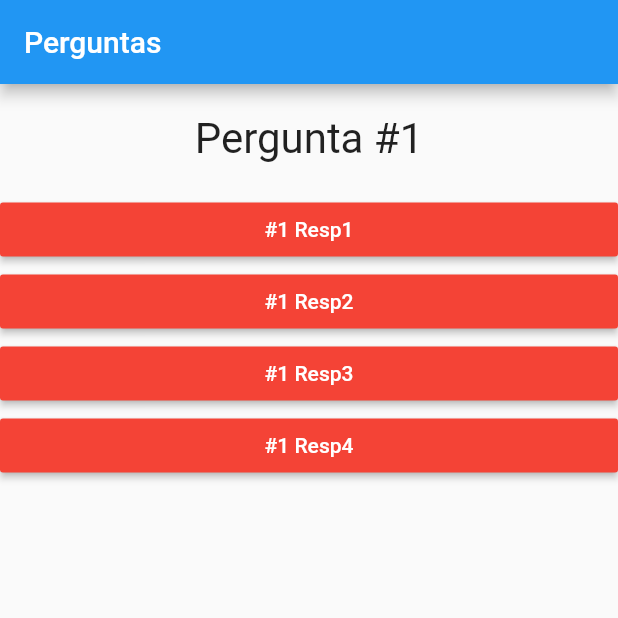
After one commit to matheusgveras/flutter-app-perguntas, a Flutter app: the screen it shows after launch, on a phone screen of 412 x 824 dp, the top half of it. The commit adds this screen. Run offline on Flutter 3.47's test engine with Material 2 defaults, Android fonts, the phone set to English and light mode, and no system bars.

Commit message:
Reiniciando Questionario

```diff
--- a/lib/main.dart
+++ b/lib/main.dart
@@ -1,39 +1,68 @@
 import 'package:flutter/cupertino.dart';
 import 'package:flutter/material.dart';
 import 'package:flutter/widgets.dart';
-import './questao.dart';
-import './resposta.dart';
+
+import './resultado.dart';
+import './questionario.dart';
+
 main() {
   runApp(new PerguntaApp());
 }
 
 class _PerguntaAppState extends State<PerguntaApp> {
   var _perguntaSelecionada = 0;
+  var _porntuacaoTotal = 0;
   final _perguntas = const [
     {
       'texto': 'Pergunta #1',
-       'resposta': ['#1 Resp1','#1 Resp2','#1 Resp3','#1 Resp4']
+      'resposta': [
+        {'texto': '#1 Resp1', 'pontuacao': 10},
+        {'texto': '#1 Resp2', 'pontuacao': 2},
+        {'texto': '#1 Resp3', 'pontuacao': 3},
+        {'texto': '#1 Resp4', 'pontuacao': 1},
+      ]
     },
     {
       'texto': 'Pergunta #2',
-       'resposta': ['#2 Resp1','#2 Resp2','#1 Resp2','#2 Resp4']
-     },
+      'resposta': [
+        {'texto':'#2 Resp1','pontuacao':3},
+        {'texto':'#2 Resp2','pontuacao':10},
+        {'texto':'#2 Resp3','pontuacao':4},
+        {'texto':'#2 Resp4','pontuacao':8},
+      ]},
     {
       'texto': 'Pergunta #3',
-       'resposta': ['#3 Resp1','#3 Resp2','#3 Resp3','#3 Resp4']
-     },
+      'resposta': [
+        {'texto':'#3 Resp2','pontuacao':4},
+        {'texto':'#3 Resp1','pontuacao':5},
+        {'texto':'#3 Resp3','pontuacao':10},
+        {'texto':'#3 Resp4','pontuacao':2},
+      ]},
     {
       'texto': 'Pergunta #4',
-       'resposta': ['#4 Resp1','#4 Resp2','#4 Resp3','#4 Resp4']
+      'resposta': [
+        {'texto': '#4 Resp1','pontuacao':1},
+        {'texto': '#4 Resp2','pontuacao':10},
+        {'texto': '#4 Resp3','pontuacao':5},
+        {'texto': '#4 Resp4','pontuacao':6}
+        ]
     }
   ];
 
-  void _responder(){
-    if(temPerguntaSelecionada) {
+  void _responder(int pontuacao) {
+    if (temPerguntaSelecionada) {
       setState(() {
         _perguntaSelecionada++;
+        _porntuacaoTotal += pontuacao;
       });
     }
+  }
+
+  void _reinicarQuestionario(){
+     setState(() {
+        _porntuacaoTotal = 0;
+        _perguntaSelecionada = 0;
+    });
   }
 
   bool get temPerguntaSelecionada {
@@ -42,13 +71,6 @@ class _PerguntaAppState extends State<PerguntaApp> {
 
   @override
   Widget build(BuildContext context) {
-
-
-
-    List<String> respostas = temPerguntaSelecionada
-    ? _perguntas[_perguntaSelecionada]['resposta']
-    : null;
-
     return MaterialApp(
         title: 'Perguntas',
         home: Scaffold(
@@ -56,17 +78,12 @@ class _PerguntaAppState extends State<PerguntaApp> {
               title: Text('Perguntas'),
             ),
             body: temPerguntaSelecionada
-        ? Column(
-          children: [
-            Questao(_perguntas[_perguntaSelecionada]['texto']),
-           ...respostas.map((text) => Resposta(text, _responder)).toList()
-          ],
-        )
-        : null
-      )
-    );
+                ? Questionario(
+                    perguntas: _perguntas,
+                    perguntaSelecionada: _perguntaSelecionada,
+                    responder: _responder)
+                : Resultado(_porntuacaoTotal,_reinicarQuestionario)));
   }
-
 }
 
 class PerguntaApp extends StatefulWidget {
@@ -74,5 +91,4 @@ class PerguntaApp extends StatefulWidget {
   _PerguntaAppState createState() {
     return _PerguntaAppState();
   }
-
 }
--- /dev/null
+++ b/lib/questionario.dart
@@ -0,0 +1,33 @@
+import 'package:flutter/material.dart';
+import './questao.dart';
+import './resposta.dart';
+
+class Questionario extends StatelessWidget {
+    final List<Map<String, Object>> perguntas;
+    final int perguntaSelecionada;
+    final void Function(int) responder;
+
+    Questionario({
+      @required this.perguntas,
+      @required this.perguntaSelecionada,
+      @required this.responder});
+
+    bool get temPerguntaSelecionada {
+    return perguntaSelecionada < perguntas.length;
+  }
+  @override
+  Widget build(BuildContext context) {
+
+    List<Map<String,Object>> respostas = temPerguntaSelecionada
+    ? perguntas[perguntaSelecionada]['resposta']
+    : null;
+
+    return
+      Column(
+          children: [
+            Questao(perguntas[this.perguntaSelecionada]['texto']),
+           ...respostas.map((resp) => Resposta(resp['texto'], () => responder(resp['pontuacao']))).toList()
+          ],
+        );
+  }
+}
```
Also changed, not shown: lib/resultado.dart (added, +38 -0 lines). Lines whose indentation alone changed are shown as unchanged.
